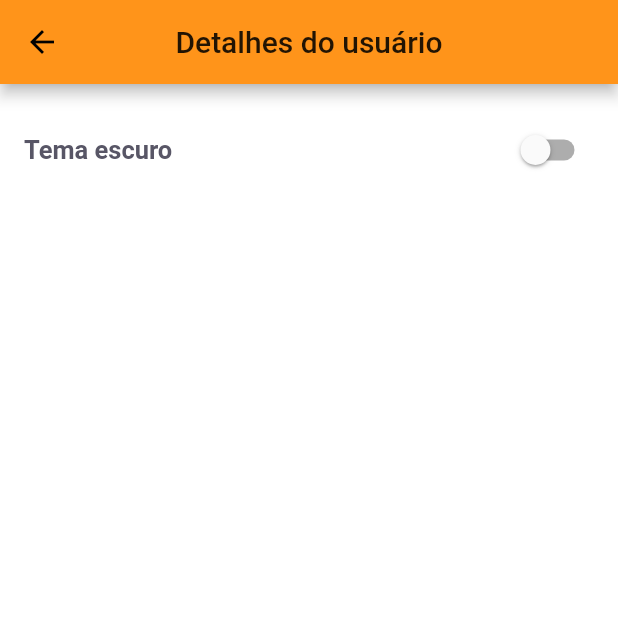
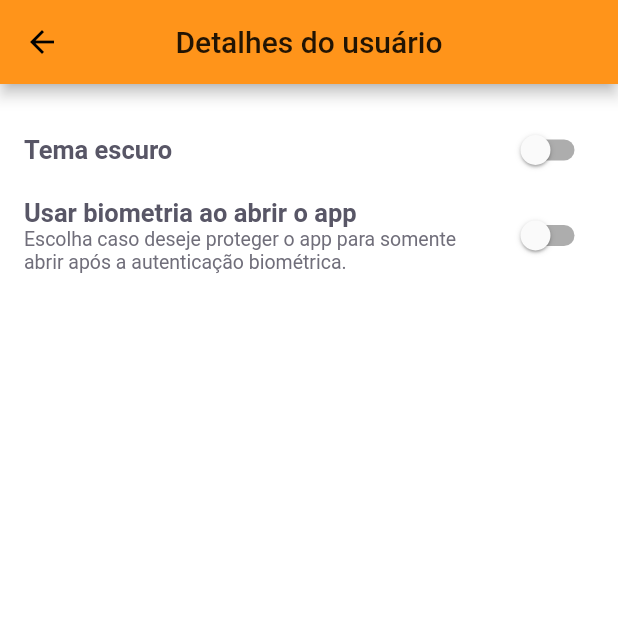
Before and after one commit to BrennerFerreira/pay_flow, a Flutter app: the UserDetailsPage screen opened by its route, on a phone screen of 412 x 824 dp, the top half of it. Run offline on Flutter 3.47's test engine with Material 2 defaults, Android fonts, the phone set to English and light mode, and no system bars; our stand-ins replace cloud_firestore, firebase_analytics, firebase_auth, firebase_core, firebase_messaging, flutter_masked_text2 and 10 more; missing offline and left inert: animated_card, google_ml_kit; accounts and stored records are empty; project files that could hold a hidden picture were left out.

Commit message:
feat: get user preferences on app start

```diff
--- a/lib/modules/user_details/controller/user_details_controller.dart
+++ b/lib/modules/user_details/controller/user_details_controller.dart
@@ -2,6 +2,16 @@ import 'package:flutter/foundation.dart';
 import 'package:injectable/injectable.dart';
 
 import '../services/i_user_details_services.dart';
+
+class UserPreferences {
+  bool isDarkTheme;
+  bool useLocalAuth;
+
+  UserPreferences({
+    required this.isDarkTheme,
+    required this.useLocalAuth,
+  });
+}
 
 @injectable
 class UserDetailsController with ChangeNotifier {
@@ -26,10 +36,25 @@ class UserDetailsController with ChangeNotifier {
   bool _isLoading = true;
   bool get isLoading => _isLoading;
 
-  Future<void> getPreferences() async {
+  Future<UserPreferences> getPreferences() async {
     _isLoading = true;
     isDarkTheme = await _services.getUserDarkThemePreference();
     useLocalAuth = await _services.useLocalAuth();
     _isLoading = false;
+
+    return UserPreferences(
+      isDarkTheme: _isDarkTheme,
+      useLocalAuth: _useLocalAuth,
+    );
+  }
+
+  Future<void> setUseLocalAuth({required bool newValue}) async {
+    final result = await _services.setUseLocalAuth(newValue: newValue);
+
+    if (result) {
+      useLocalAuth = newValue;
+    }
+
+    notifyListeners();
   }
 }
--- a/lib/modules/user_details/services/i_user_details_services.dart
+++ b/lib/modules/user_details/services/i_user_details_services.dart
@@ -1,4 +1,5 @@
 abstract class IUserDetailsServices {
   Future<bool> getUserDarkThemePreference();
   Future<bool> useLocalAuth();
+  Future<bool> setUseLocalAuth({required bool newValue});
 }
--- a/lib/modules/user_details/user_details_page.dart
+++ b/lib/modules/user_details/user_details_page.dart
@@ -1,7 +1,8 @@
-import 'package:boleto_organizer/app/theme/text_styles.dart';
-import 'package:boleto_organizer/modules/user_details/controller/user_details_controller.dart';
 import 'package:flutter/material.dart';
 import 'package:provider/provider.dart';
+
+import '../../app/theme/text_styles.dart';
+import 'controller/user_details_controller.dart';
 
 class UserDetailsPage extends StatelessWidget {
   @override
@@ -26,6 +27,21 @@ class UserDetailsPage extends StatelessWidget {
                     controller.isDarkTheme = value;
                   },
                 ),
+                SwitchListTile.adaptive(
+                  title: Text(
+                    "Usar biometria ao abrir o app",
+                    style: AppTextStyles.titleListTile,
+                  ),
+                  subtitle: Text(
+                    "Escolha caso deseje proteger o app para somente abrir após "
+                    "a autenticação biométrica.",
+                    style: AppTextStyles.captionBody,
+                  ),
+                  value: controller.useLocalAuth,
+                  onChanged: (value) {
+                    controller.setUseLocalAuth(newValue: value);
+                  },
+                ),
               ],
             ),
           );
```
Also changed, not shown: lib/app/app_widget.dart (+17 -2 lines), lib/modules/splash/splash_page.dart (+10 -1 lines), lib/modules/user_details/services/shared_preferences_user_details_services.dart (+7 -0 lines).
